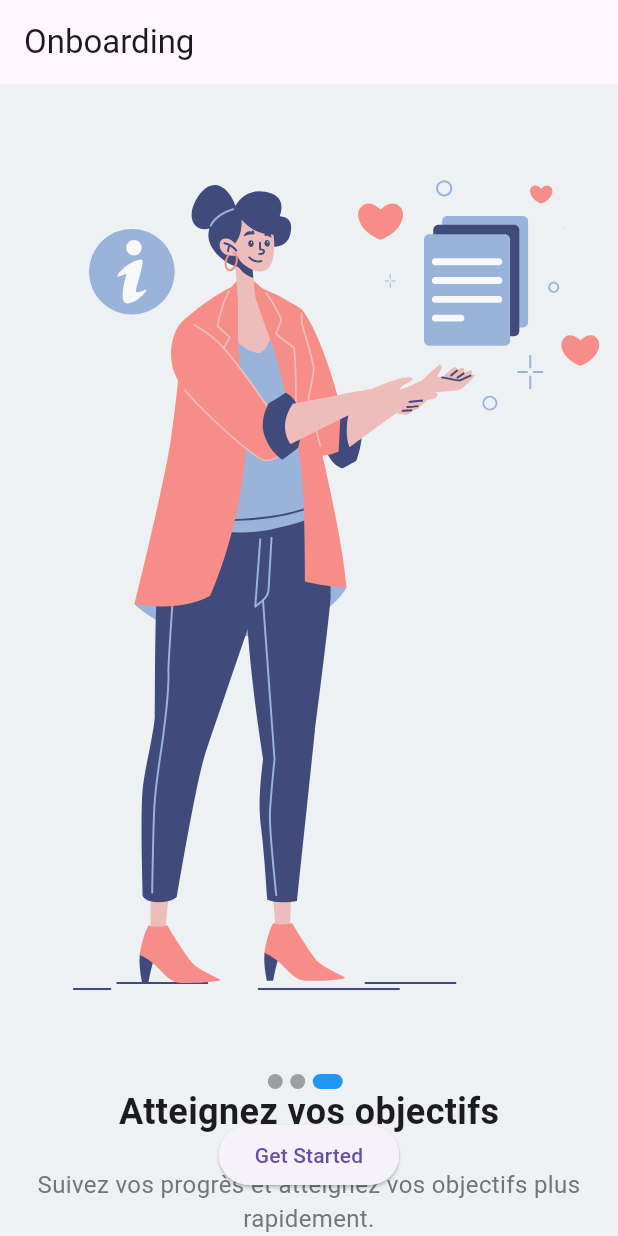
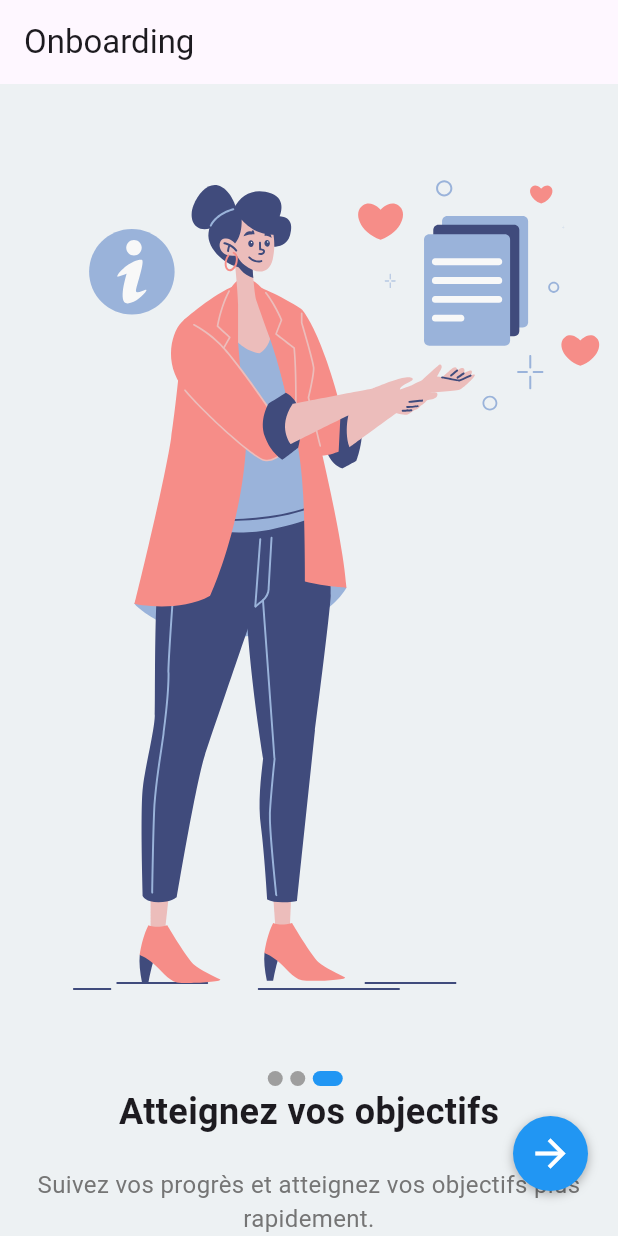
Before and after one commit to 17Cheikhou/gestion_tache, a Flutter app: the screen it shows after launch, swiped to page 3, on a phone screen of 412 x 824 dp. Run offline on Flutter 3.47's test engine with Material 3 defaults, Android fonts, the phone set to English and light mode, and no system bars; our stand-ins replace image_picker, lottie.

Commit message:
changement du button de get Started vers un icon

```diff
--- a/lib/Pages/chargement.dart
+++ b/lib/Pages/chargement.dart
@@ -21,7 +21,7 @@ class _MyLoadingPageState extends State<MyLoadingPage> {
   }
 
   Future<Timer> chargeAnimation() async {
-    return Timer(const Duration(seconds: 3), chargement);
+    return Timer(const Duration(seconds: 5), chargement);
   }
 
   chargement() {
--- a/lib/Pages/home_Page.dart
+++ b/lib/Pages/home_Page.dart
@@ -68,7 +68,6 @@ class _MyHomePageState extends State<MyHomePage> {
               leading: Icon(Icons.settings, color: Color(0xFF0F91DA)),
               title: Text('Paramètres', style: TextStyle(fontSize: 16)),
               onTap: () {
-                // Handle settings navigation
               },
             ),
             Divider(),
--- a/lib/Pages/onboarding.dart
+++ b/lib/Pages/onboarding.dart
@@ -1,6 +1,6 @@
 import 'package:flutter/material.dart';
 import 'package:gestion_tache/Pages/home_Page.dart';
-import 'package:lottie/lottie.dart'; // Assurez-vous que Lottie est bien ajouté dans pubspec.yaml
+import 'package:lottie/lottie.dart';
 
 class OnboardingPage extends StatefulWidget {
   const OnboardingPage({super.key});
@@ -72,19 +72,26 @@ class _OnboardingPageState extends State<OnboardingPage> {
   }
 
   // Méthode pour rediriger après avoir terminé l'onboarding
-  void _onGetStarted() {
-    Navigator.of(context).pushReplacement(
-      MaterialPageRoute(
-          builder: (context) => const MyHomePage(
-                title: "Accueil",
-              )), // Remplacer par ta page d'accueil
-    );
+  void _onNextPage() {
+    if (currentPage < onboardingPages.length - 1) {
+      _pageController.nextPage(
+        duration: Duration(milliseconds: 300),
+        curve: Curves.easeIn,
+      );
+    } else {
+      Navigator.of(context).pushReplacement(
+        MaterialPageRoute(
+            builder: (context) => const MyHomePage(
+                  title: "Accueil",
+                )),
+      );
+    }
   }
 
   @override
   void initState() {
     super.initState();
-    // Ajoute un listener pour observer les changements dans le PageView
+    // Ajout d'un listener pour observer les changements dans le PageView
     _pageController.addListener(() {
       int nextPage = _pageController.page?.round() ?? 0;
       if (nextPage != currentPage) {
@@ -109,12 +116,11 @@ class _OnboardingPageState extends State<OnboardingPage> {
                 page["title"]!,
                 page["description"]!,
                 page["animation"]!,
-                page[
-                    "backgroundColor"], // Passez la couleur de fond au constructeur
+                page["backgroundColor"],
               );
             }).toList(),
           ),
-          // Indicateur de progression et bouton
+          // Indicateur de progression et icône de navigation
           Padding(
             padding: const EdgeInsets.all(20),
             child: Column(
@@ -140,11 +146,32 @@ class _OnboardingPageState extends State<OnboardingPage> {
                   ),
                 ),
                 const SizedBox(height: 20),
-                // Bouton "Get Started" qui redirige
+                // Afficher l'icône uniquement sur la troisième page
                 if (currentPage == onboardingPages.length - 1)
-                  ElevatedButton(
-                    onPressed: _onGetStarted,
-                    child: const Text("Get Started"),
+                  Align(
+                    alignment: Alignment.bottomRight,
+                    child: GestureDetector(
+                      onTap: _onNextPage,
+                      child: Container(
+                        padding: EdgeInsets.all(10),
+                        decoration: BoxDecoration(
+                          color: Colors.blue,
+                          shape: BoxShape.circle, // Cercle autour de l'icône
+                          boxShadow: [
+                            BoxShadow(
+                              color: Colors.black.withOpacity(0.3),
+                              blurRadius: 5,
+                              offset: Offset(0, 2),
+                            ),
+                          ],
+                        ),
+                        child: Icon(
+                          Icons.arrow_forward,
+                          color: Colors.white, // Couleur de l'icône
+                          size: 30,
+                        ),
+                      ),
+                    ),
                   ),
                 const SizedBox(height: 10),
               ],
```
